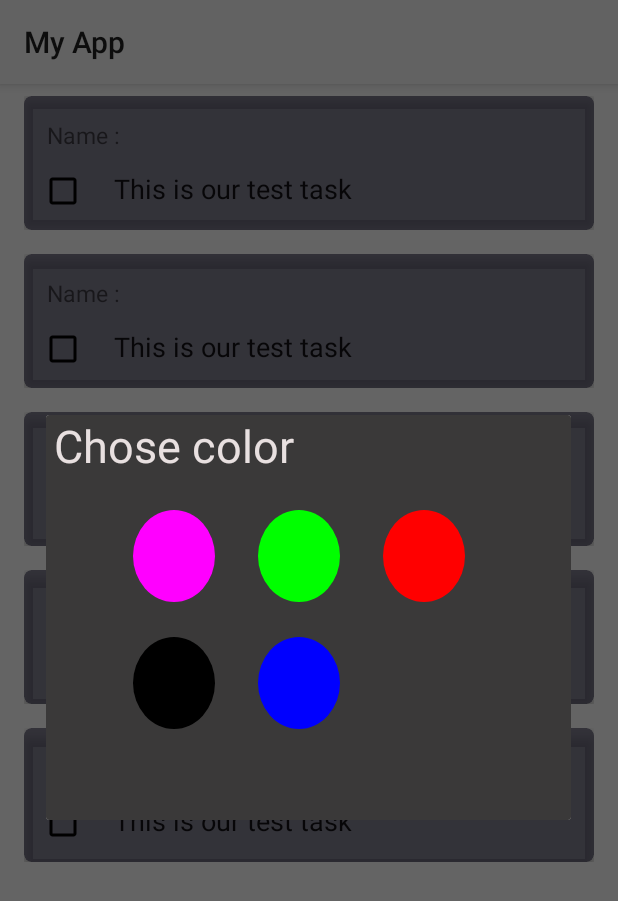
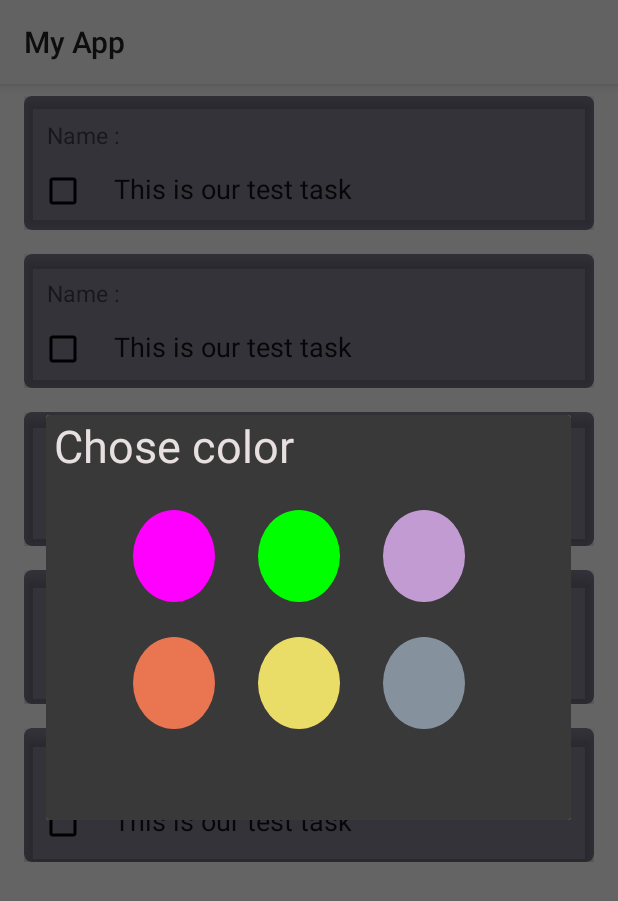
Before and after one commit to Tarush27/ColorList, an Android app: the fragment ColorSelectorFragment placed in its activity, on a phone screen of 412 x 824 dp. Shown: the top 901 px of the screen. Run offline under Robolectric (Android 15) with nearby library versions, the phone set to English and light mode, and no system bars.

Commit message:
modification of array of different colors

```diff
--- a/app/src/main/java/com/example/myapp/ColorAdapter.java
+++ b/app/src/main/java/com/example/myapp/ColorAdapter.java
@@ -15,7 +15,9 @@ import java.util.Arrays;
 import java.util.List;
 
 public class ColorAdapter extends RecyclerView.Adapter<ColorAdapter.ViewHolder> {
-    List<Integer> color = Arrays.asList(Color.MAGENTA, Color.GREEN, Color.RED, Color.BLACK, Color.BLUE);
+    List<Integer> color = Arrays.asList(Color.MAGENTA, Color.GREEN, Color.rgb(195, 155, 211),
+            Color.rgb(233, 118, 81), Color.rgb(233, 221, 104),
+            Color.rgb(133, 146, 158));
     private final ColorSelectedCallback colorSelectedCallback;
 
     public ColorAdapter(ColorSelectedCallback colorSelectedCallback) {
```
